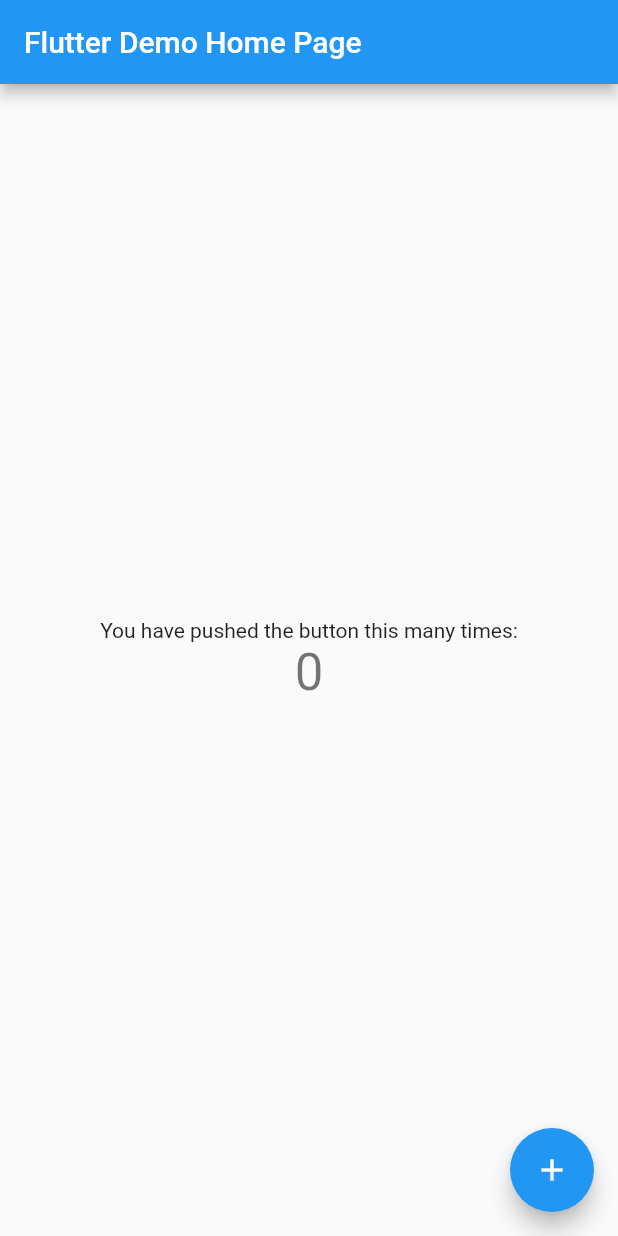
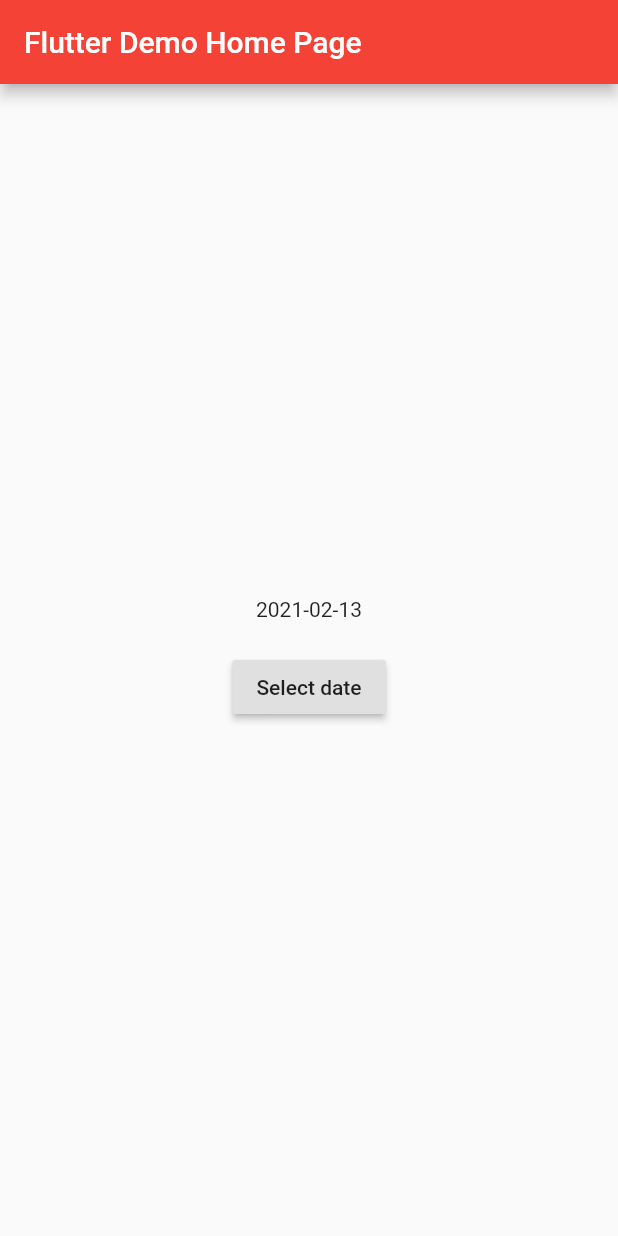
Before and after one commit to sourabhmarathe/rdpm-mobile-app, a Flutter app: the screen it shows after launch, on a phone screen of 412 x 824 dp. Run offline on Flutter 3.47's test engine with Material 2 defaults, Android fonts, the phone set to English and light mode, and no system bars.

Commit message:
Replace default app with simple date picker

```diff
--- a/rdpm/lib/main.dart
+++ b/rdpm/lib/main.dart
@@ -1,4 +1,6 @@
 import 'package:flutter/material.dart';
+
+import 'dart:async';
 
 void main() {
   runApp(MyApp());
@@ -11,19 +13,7 @@ class MyApp extends StatelessWidget {
     return MaterialApp(
       title: 'Flutter Demo',
       theme: ThemeData(
-        // This is the theme of your application.
-        //
-        // Try running your application with "flutter run". You'll see the
-        // application has a blue toolbar. Then, without quitting the app, try
-        // changing the primarySwatch below to Colors.green and then invoke
-        // "hot reload" (press "r" in the console where you ran "flutter run",
-        // or simply save your changes to "hot reload" in a Flutter IDE).
-        // Notice that the counter didn't reset back to zero; the application
-        // is not restarted.
-        primarySwatch: Colors.blue,
-        // This makes the visual density adapt to the platform that you run
-        // the app on. For desktop platforms, the controls will be smaller and
-        // closer together (more dense) than on mobile platforms.
+        primarySwatch: Colors.red,
         visualDensity: VisualDensity.adaptivePlatformDensity,
       ),
       home: MyHomePage(title: 'Flutter Demo Home Page'),
@@ -33,16 +23,6 @@ class MyApp extends StatelessWidget {
 
 class MyHomePage extends StatefulWidget {
   MyHomePage({Key key, this.title}) : super(key: key);
-
-  // This widget is the home page of your application. It is stateful, meaning
-  // that it has a State object (defined below) that contains fields that affect
-  // how it looks.
-
-  // This class is the configuration for the state. It holds the values (in this
-  // case the title) provided by the parent (in this case the App widget) and
-  // used by the build method of the State. Fields in a Widget subclass are
-  // always marked "final".
-
   final String title;
 
   @override
@@ -51,67 +31,39 @@ class MyHomePage extends StatefulWidget {
 
 class _MyHomePageState extends State<MyHomePage> {
   int _counter = 0;
+  DateTime selectedDate = DateTime.now();
 
-  void _incrementCounter() {
-    setState(() {
-      // This call to setState tells the Flutter framework that something has
-      // changed in this State, which causes it to rerun the build method below
-      // so that the display can reflect the updated values. If we changed
-      // _counter without calling setState(), then the build method would not be
-      // called again, and so nothing would appear to happen.
-      _counter++;
-    });
+  Future<Null> _selectDate(BuildContext context) async {
+    final DateTime picked = await showDatePicker(
+        context: context,
+        initialDate: selectedDate,
+        firstDate: DateTime(2015, 8),
+        lastDate: DateTime(2101));
+    if (picked != null && picked != selectedDate)
+      setState(() {
+        selectedDate = picked;
+      });
   }
-
   @override
   Widget build(BuildContext context) {
-    // This method is rerun every time setState is called, for instance as done
-    // by the _incrementCounter method above.
-    //
-    // The Flutter framework has been optimized to make rerunning build methods
-    // fast, so that you can just rebuild anything that needs updating rather
-    // than having to individually change instances of widgets.
     return Scaffold(
       appBar: AppBar(
-        // Here we take the value from the MyHomePage object that was created by
-        // the App.build method, and use it to set our appbar title.
         title: Text(widget.title),
       ),
       body: Center(
-        // Center is a layout widget. It takes a single child and positions it
-        // in the middle of the parent.
         child: Column(
-          // Column is also a layout widget. It takes a list of children and
-          // arranges them vertically. By default, it sizes itself to fit its
-          // children horizontally, and tries to be as tall as its parent.
-          //
-          // Invoke "debug painting" (press "p" in the console, choose the
-          // "Toggle Debug Paint" action from the Flutter Inspector in Android
-          // Studio, or the "Toggle Debug Paint" command in Visual Studio Code)
-          // to see the wireframe for each widget.
-          //
-          // Column has various properties to control how it sizes itself and
-          // how it positions its children. Here we use mainAxisAlignment to
-          // center the children vertically; the main axis here is the vertical
-          // axis because Columns are vertical (the cross axis would be
-          // horizontal).
-          mainAxisAlignment: MainAxisAlignment.center,
+          mainAxisSize: MainAxisSize.min,
           children: <Widget>[
-            Text(
-              'You have pushed the button this many times:',
-            ),
-            Text(
-              '$_counter',
-              style: Theme.of(context).textTheme.headline4,
+            Text("${selectedDate.toLocal()}".split(' ')[0]),
+            SizedBox(height: 20.0,),
+            RaisedButton(
+              onPressed: () => _selectDate(context),
+              child: Text('Select date'),
             ),
           ],
         ),
       ),
-      floatingActionButton: FloatingActionButton(
-        onPressed: _incrementCounter,
-        tooltip: 'Increment',
-        child: Icon(Icons.add),
-      ), // This trailing comma makes auto-formatting nicer for build methods.
     );
   }
+
 }
```
